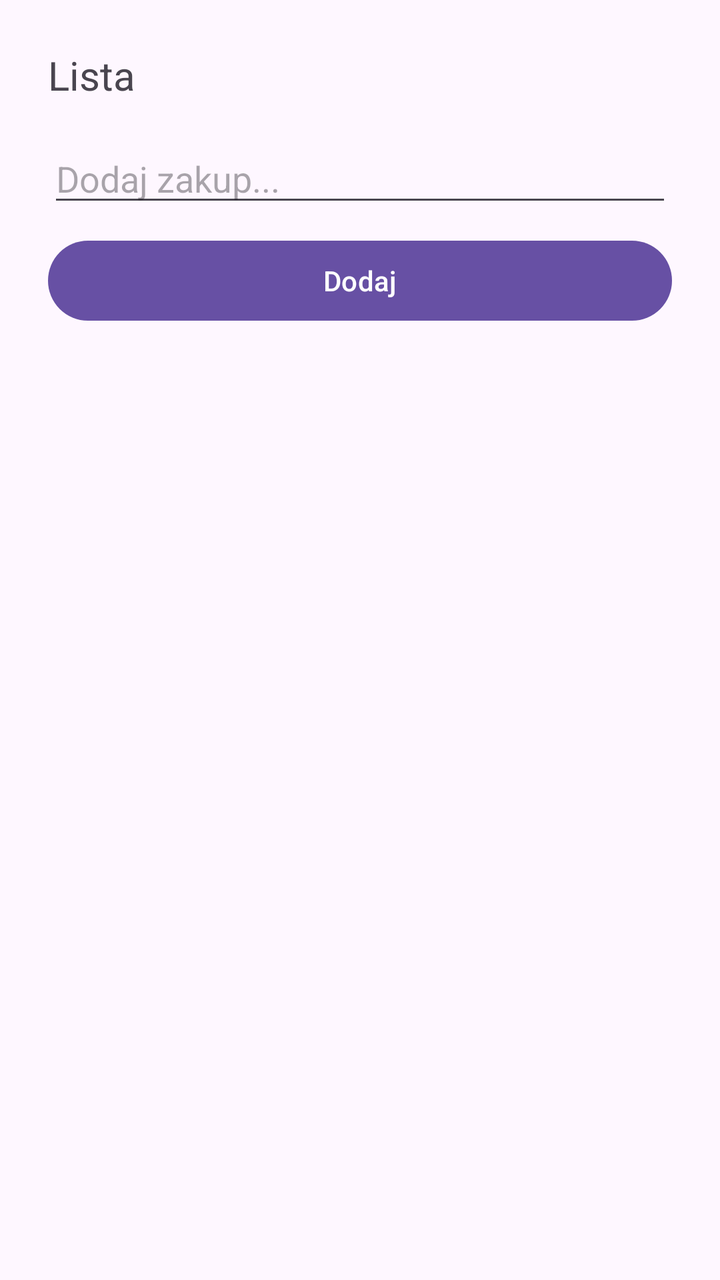
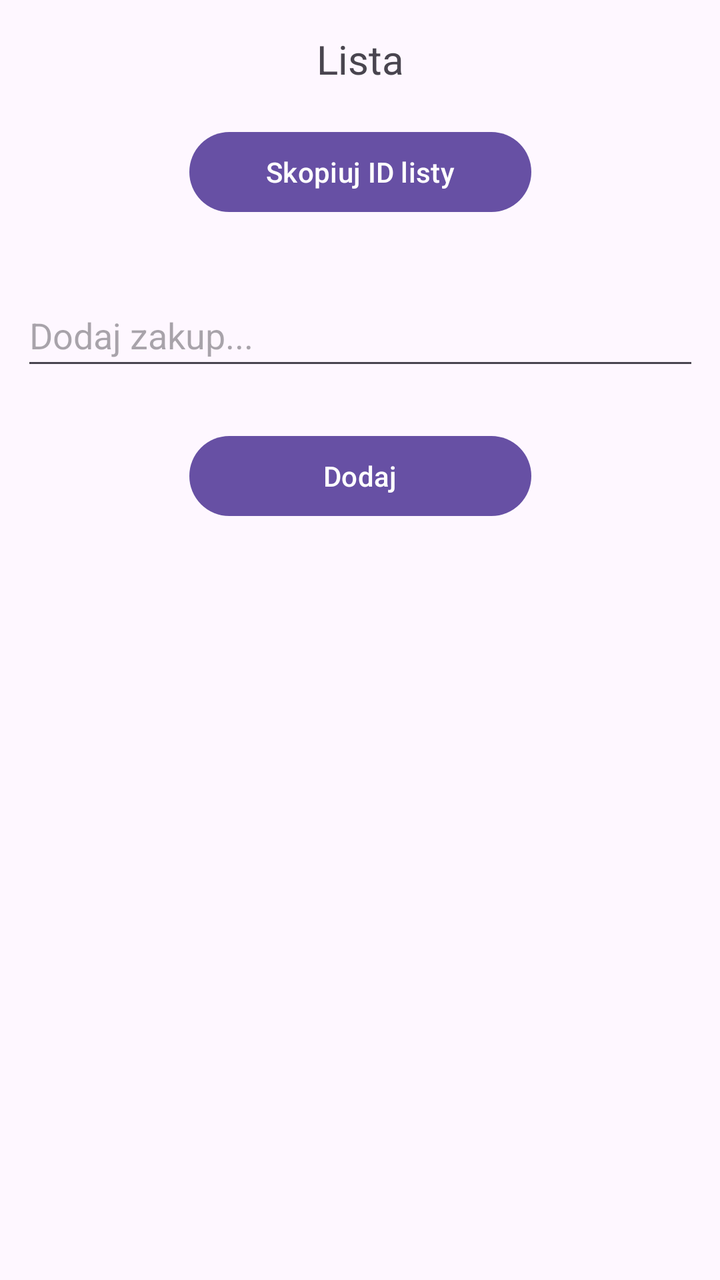

Before-and-after screenshots of an Android layout around one commit, followed by the original layout XML and the change that was made.
<!-- AndroidManifest.xml: application theme Theme.ShopList -->
<!-- res/layout/activity_view_list.xml -->
<?xml version="1.0" encoding="utf-8"?>
<LinearLayout xmlns:android="http://schemas.android.com/apk/res/android"
    android:padding="24dp"
    android:orientation="vertical"
    android:layout_width="match_parent"
    android:layout_height="match_parent">

    <TextView
        android:id="@+id/textViewListName"
        android:layout_width="match_parent"
        android:layout_height="wrap_content"
        android:text="Lista"
        android:textSize="20sp"
        android:layout_marginBottom="16dp" />

    <EditText
        android:id="@+id/editTextItemName"
        android:layout_width="match_parent"
        android:layout_height="wrap_content"
        android:hint="Dodaj zakup..." />

    <Button
        android:id="@+id/buttonAddItem"
        android:layout_width="match_parent"
        android:layout_height="wrap_content"
        android:text="Dodaj"
        android:layout_marginTop="8dp" />

    <androidx.recyclerview.widget.RecyclerView
        android:id="@+id/recyclerViewItems"
        android:layout_width="match_parent"
        android:layout_height="0dp"
        android:layout_marginTop="16dp"
        android:layout_weight="1" />
</LinearLayout>
<!-- resources referenced by this layout -->
<resources>
  <style name="Theme.ShopList" parent="Base.Theme.ShopList" />
  <style name="Base.Theme.ShopList" parent="Theme.Material3.DayNight.NoActionBar">
          
          
      </style>
</resources>

<!-- the commit's change to res/layout/activity_view_list.xml (unified diff, before → after) -->
@@ -1,35 +1,71 @@
 <?xml version="1.0" encoding="utf-8"?>
-<LinearLayout xmlns:android="http://schemas.android.com/apk/res/android"
-    android:padding="24dp"
-    android:orientation="vertical"
+<androidx.constraintlayout.widget.ConstraintLayout xmlns:android="http://schemas.android.com/apk/res/android"
+    xmlns:app="http://schemas.android.com/apk/res-auto"
+    xmlns:tools="http://schemas.android.com/tools"
+    android:id="@+id/linearLayout2"
     android:layout_width="match_parent"
     android:layout_height="match_parent">
 
     <TextView
         android:id="@+id/textViewListName"
-        android:layout_width="match_parent"
-        android:layout_height="wrap_content"
+        android:layout_width="329dp"
+        android:layout_height="30dp"
+        android:layout_marginStart="8dp"
+        android:layout_marginTop="16dp"
+        android:layout_marginEnd="8dp"
+        android:layout_marginBottom="16dp"
         android:text="Lista"
+        android:textAlignment="center"
         android:textSize="20sp"
-        android:layout_marginBottom="16dp" />
+        app:layout_constraintBottom_toTopOf="@+id/buttonCopyID"
+        app:layout_constraintEnd_toEndOf="parent"
+        app:layout_constraintStart_toStartOf="parent"
+        app:layout_constraintTop_toTopOf="parent" />
+
+    <Button
+        android:id="@+id/buttonCopyID"
+        android:layout_width="171dp"
+        android:layout_height="48dp"
+        android:text="@string/buttonCopyID"
+        app:layout_constraintBottom_toTopOf="@+id/editTextItemName"
+        app:layout_constraintEnd_toEndOf="parent"
+        app:layout_constraintStart_toStartOf="parent"
+        app:layout_constraintTop_toBottomOf="@+id/textViewListName" />
 
     <EditText
         android:id="@+id/editTextItemName"
-        android:layout_width="match_parent"
-        android:layout_height="wrap_content"
-        android:hint="Dodaj zakup..." />
+        android:layout_width="339dp"
+        android:layout_height="48dp"
+        android:layout_marginStart="8dp"
+        android:layout_marginTop="32dp"
+        android:layout_marginEnd="8dp"
+        android:layout_marginBottom="8dp"
+        android:hint="Dodaj zakup..."
+        app:layout_constraintBottom_toTopOf="@+id/buttonAddItem"
+        app:layout_constraintEnd_toEndOf="parent"
+        app:layout_constraintStart_toStartOf="parent"
+        app:layout_constraintTop_toBottomOf="@+id/buttonCopyID" />
 
     <Button
         android:id="@+id/buttonAddItem"
-        android:layout_width="match_parent"
-        android:layout_height="wrap_content"
+        android:layout_width="171dp"
+        android:layout_height="48dp"
+        android:layout_marginTop="16dp"
+        android:layout_marginBottom="16dp"
         android:text="Dodaj"
-        android:layout_marginTop="8dp" />
+        app:layout_constraintBottom_toTopOf="@+id/recyclerViewItems"
+        app:layout_constraintEnd_toEndOf="parent"
+        app:layout_constraintStart_toStartOf="parent"
+        app:layout_constraintTop_toBottomOf="@+id/editTextItemName" />
 
     <androidx.recyclerview.widget.RecyclerView
         android:id="@+id/recyclerViewItems"
-        android:layout_width="match_parent"
-        android:layout_height="0dp"
+        android:layout_width="313dp"
+        android:layout_height="434dp"
+        android:layout_marginStart="8dp"
         android:layout_marginTop="16dp"
-        android:layout_weight="1" />
-</LinearLayout>
+        android:layout_marginEnd="8dp"
+        app:layout_constraintEnd_toEndOf="parent"
+        app:layout_constraintStart_toStartOf="parent"
+        app:layout_constraintTop_toBottomOf="@+id/buttonAddItem" />
+</androidx.constraintlayout.widget.ConstraintLayout>
<!-- resource entries referenced after the edit -->
@@ -1,5 +1,6 @@
 <!-- resources referenced by this layout -->
 <resources>
+  <string name="buttonCopyID">Skopiuj ID listy</string>
   <style name="Theme.ShopList" parent="Base.Theme.ShopList" />
   <style name="Base.Theme.ShopList" parent="Theme.Material3.DayNight.NoActionBar">
           
